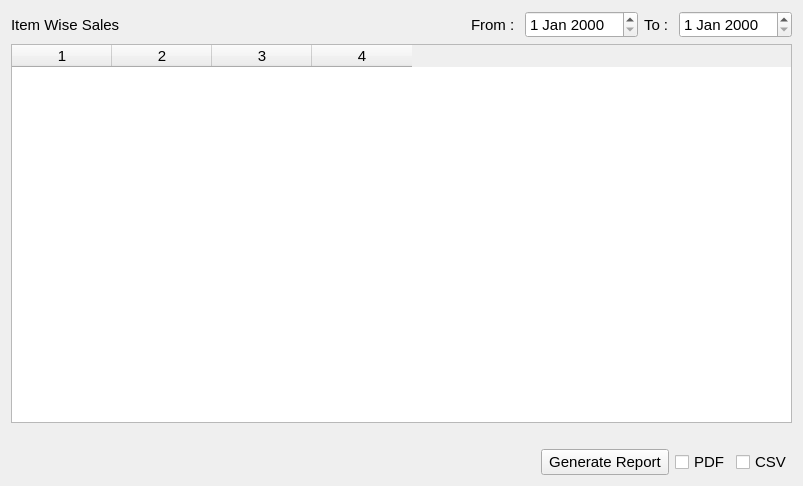
The window that estorecpp/itemwisesales.ui (Watti/estorecpp) describes before a commit, drawn with Qt 5.
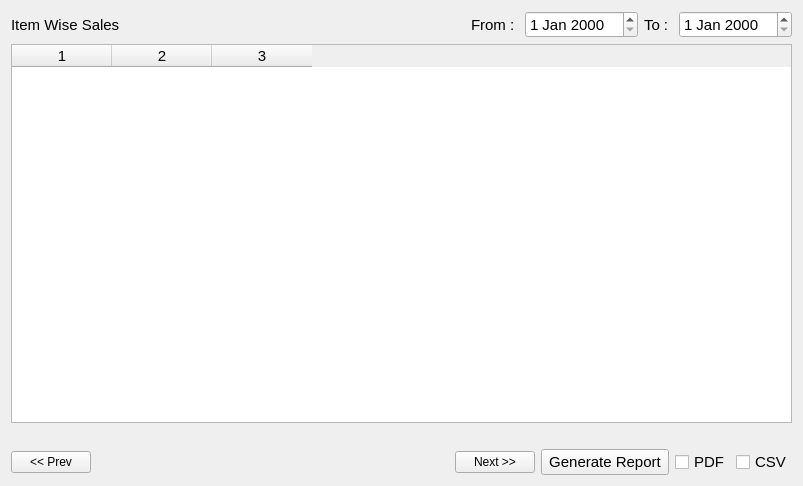
The same window after the commit.

Commit message: item wise sales report has been completed

The edit to the form file:
```diff
--- a/estorecpp/itemwisesales.ui
+++ b/estorecpp/itemwisesales.ui
@@ -104,7 +104,7 @@
       <number>0</number>
      </property>
      <property name="columnCount">
-      <number>4</number>
+      <number>3</number>
      </property>
      <attribute name="horizontalHeaderVisible">
       <bool>true</bool>
@@ -115,7 +115,6 @@
      <column/>
      <column/>
      <column/>
-     <column/>
     </widget>
    </item>
    <item>
@@ -137,6 +136,13 @@
    </item>
    <item>
     <layout class="QHBoxLayout" name="horizontalLayout">
+     <item>
+      <widget class="QPushButton" name="prevBtn">
+       <property name="text">
+        <string>&lt;&lt; Prev</string>
+       </property>
+      </widget>
+     </item>
      <item>
       <spacer name="horizontalSpacer_2">
        <property name="orientation">
@@ -150,6 +156,13 @@
        </property>
       </spacer>
      </item>
+     <item>
+      <widget class="QPushButton" name="nextBtn">
+       <property name="text">
+        <string>Next &gt;&gt;</string>
+       </property>
+      </widget>
+     </item>
      <item>
       <widget class="QPushButton" name="generateButton">
        <property name="font">
```
Left out of the diff: 2 changed lines with no effect on the pictures. The commit also changes 2 other files.
